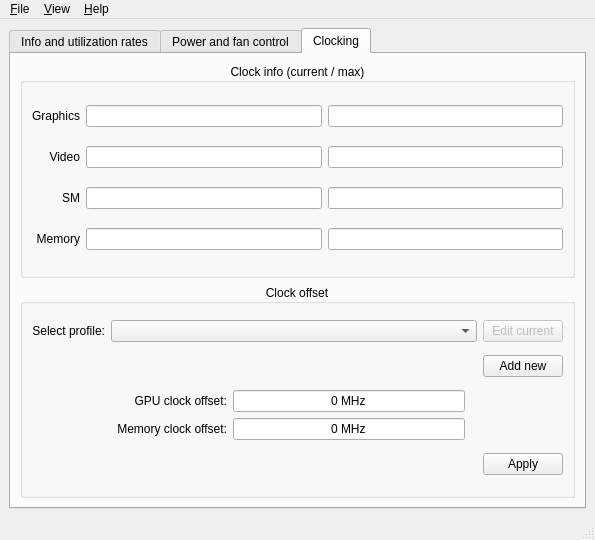
Above: ui/mainwindow.ui from AlexandrAlexeev7119/NvCtrl-linux before the change. Below: the same form after it.
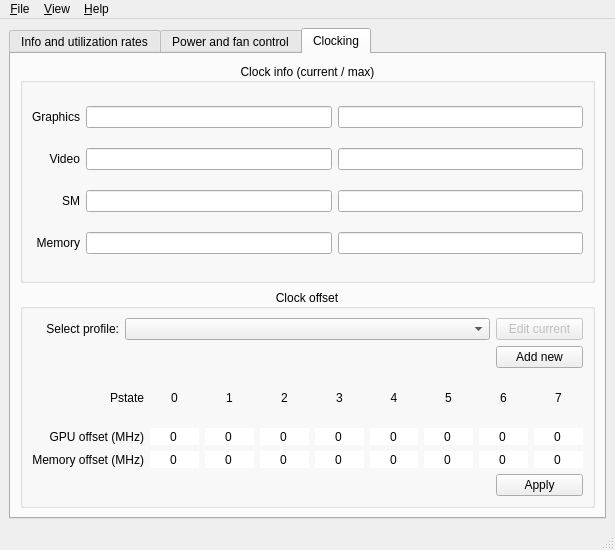
That is the form after the change. The open tabs and pages were chosen to show the change. Icons and pictures are not drawn.

Commit message: added showing clock offset values on mainWindow

The edit to the form file:
```diff
--- a/ui/mainwindow.ui
+++ b/ui/mainwindow.ui
@@ -6,8 +6,8 @@
    <rect>
     <x>0</x>
     <y>0</y>
-    <width>595</width>
-    <height>540</height>
+    <width>615</width>
+    <height>550</height>
    </rect>
   </property>
   <property name="sizePolicy">
@@ -616,6 +616,12 @@
            </item>
            <item row="1" column="0">
             <widget class="QLabel" name="label_select_fan_profile">
+             <property name="sizePolicy">
+              <sizepolicy hsizetype="Preferred" vsizetype="Preferred">
+               <horstretch>0</horstretch>
+               <verstretch>0</verstretch>
+              </sizepolicy>
+             </property>
              <property name="text">
               <string>Select profile:</string>
              </property>
@@ -722,6 +728,716 @@
         <string>Clocking</string>
        </attribute>
        <layout class="QGridLayout" name="gridLayout_9">
+        <item row="1" column="1" colspan="3">
+         <widget class="QGroupBox" name="groupBox">
+          <property name="sizePolicy">
+           <sizepolicy hsizetype="Minimum" vsizetype="Preferred">
+            <horstretch>0</horstretch>
+            <verstretch>0</verstretch>
+           </sizepolicy>
+          </property>
+          <property name="title">
+           <string>Clock offset</string>
+          </property>
+          <property name="alignment">
+           <set>Qt::AlignCenter</set>
+          </property>
+          <layout class="QGridLayout" name="gridLayout_8">
+           <item row="2" column="5">
+            <widget class="QPushButton" name="pushButton_add_new_clock_offset_profile">
+             <property name="sizePolicy">
+              <sizepolicy hsizetype="Preferred" vsizetype="Fixed">
+               <horstretch>0</horstretch>
+               <verstretch>0</verstretch>
+              </sizepolicy>
+             </property>
+             <property name="text">
+              <string>Add new</string>
+             </property>
+            </widget>
+           </item>
+           <item row="1" column="5">
+            <widget class="QPushButton" name="pushButton_edit_current_clock_offset_profile">
+             <property name="enabled">
+              <bool>false</bool>
+             </property>
+             <property name="sizePolicy">
+              <sizepolicy hsizetype="Preferred" vsizetype="Fixed">
+               <horstretch>0</horstretch>
+               <verstretch>0</verstretch>
+              </sizepolicy>
+             </property>
+             <property name="text">
+              <string>Edit current</string>
+             </property>
+            </widget>
+           </item>
+           <item row="1" column="1" colspan="4">
+            <widget class="QComboBox" name="comboBox_select_clock_offset_profile"/>
+           </item>
+           <item row="1" column="0">
+            <widget class="QLabel" name="label_select_clock_offset_profile">
+             <property name="sizePolicy">
+              <sizepolicy hsizetype="Preferred" vsizetype="Preferred">
+               <horstretch>0</horstretch>
+               <verstretch>0</verstretch>
+              </sizepolicy>
+             </property>
+             <property name="text">
+              <string>Select profile:</string>
+             </property>
+             <property name="alignment">
+              <set>Qt::AlignRight|Qt::AlignTrailing|Qt::AlignVCenter</set>
+             </property>
+            </widget>
+           </item>
+           <item row="3" column="0" rowspan="4" colspan="6">
+            <layout class="QGridLayout" name="gridLayout_applying_offsets">
+             <item row="1" column="0">
+              <widget class="QLabel" name="label_current_gpu_clock_offset">
+               <property name="sizePolicy">
+                <sizepolicy hsizetype="MinimumExpanding" vsizetype="Preferred">
+                 <horstretch>0</horstretch>
+                 <verstretch>0</verstretch>
+                </sizepolicy>
+               </property>
+               <property name="text">
+                <string>GPU offset (MHz)</string>
+               </property>
+               <property name="alignment">
+                <set>Qt::AlignRight|Qt::AlignTrailing|Qt::AlignVCenter</set>
+               </property>
+              </widget>
+             </item>
+             <item row="0" column="1">
+              <widget class="QLabel" name="label_pstate0">
+               <property name="sizePolicy">
+                <sizepolicy hsizetype="MinimumExpanding" vsizetype="Preferred">
+                 <horstretch>0</horstretch>
+                 <verstretch>0</verstretch>
+                </sizepolicy>
+               </property>
+               <property name="text">
+                <string>0</string>
+               </property>
+               <property name="alignment">
+                <set>Qt::AlignCenter</set>
+               </property>
+              </widget>
+             </item>
+             <item row="1" column="4">
+              <widget class="QSpinBox" name="spinBox_pstate3_gpu_offset">
+               <property name="sizePolicy">
+                <sizepolicy hsizetype="MinimumExpanding" vsizetype="Fixed">
+                 <horstretch>0</horstretch>
+                 <verstretch>0</verstretch>
+                </sizepolicy>
+               </property>
+               <property name="frame">
+                <bool>false</bool>
+               </property>
+               <property name="alignment">
+                <set>Qt::AlignCenter</set>
+               </property>
+               <property name="readOnly">
+                <bool>true</bool>
+               </property>
+               <property name="buttonSymbols">
+                <enum>QAbstractSpinBox::NoButtons</enum>
+               </property>
+               <property name="minimum">
+                <number>-200</number>
+               </property>
+               <property name="maximum">
+                <number>1000</number>
+               </property>
+              </widget>
+             </item>
+             <item row="2" column="0">
+              <widget class="QLabel" name="label_current_mem_clock_offset">
+               <property name="sizePolicy">
+                <sizepolicy hsizetype="MinimumExpanding" vsizetype="Preferred">
+                 <horstretch>0</horstretch>
+                 <verstretch>0</verstretch>
+                </sizepolicy>
+               </property>
+               <property name="text">
+                <string>Memory offset (MHz)</string>
+               </property>
+               <property name="alignment">
+                <set>Qt::AlignRight|Qt::AlignTrailing|Qt::AlignVCenter</set>
+               </property>
+              </widget>
+             </item>
+             <item row="1" column="3">
+              <widget class="QSpinBox" name="spinBox_pstate2_gpu_offset">
+               <property name="sizePolicy">
+                <sizepolicy hsizetype="MinimumExpanding" vsizetype="Fixed">
+                 <horstretch>0</horstretch>
+                 <verstretch>0</verstretch>
+                </sizepolicy>
+               </property>
+               <property name="frame">
+                <bool>false</bool>
+               </property>
+               <property name="alignment">
+                <set>Qt::AlignCenter</set>
+               </property>
+               <property name="readOnly">
+                <bool>true</bool>
+               </property>
+               <property name="buttonSymbols">
+                <enum>QAbstractSpinBox::NoButtons</enum>
+               </property>
+               <property name="minimum">
+                <number>-200</number>
+               </property>
+               <property name="maximum">
+                <number>1000</number>
+               </property>
+              </widget>
+             </item>
+             <item row="1" column="2">
+              <widget class="QSpinBox" name="spinBox_pstate1_gpu_offset">
+               <property name="sizePolicy">
+                <sizepolicy hsizetype="MinimumExpanding" vsizetype="Fixed">
+                 <horstretch>0</horstretch>
+                 <verstretch>0</verstretch>
+                </sizepolicy>
+               </property>
+               <property name="frame">
+                <bool>false</bool>
+               </property>
+               <property name="alignment">
+                <set>Qt::AlignCenter</set>
+               </property>
+               <property name="readOnly">
+                <bool>true</bool>
+               </property>
+               <property name="buttonSymbols">
+                <enum>QAbstractSpinBox::NoButtons</enum>
+               </property>
+               <property name="minimum">
+                <number>-200</number>
+               </property>
+               <property name="maximum">
+                <number>1000</number>
+               </property>
+              </widget>
+             </item>
+             <item row="0" column="0">
+              <widget class="QLabel" name="label_pstate">
+               <property name="sizePolicy">
+                <sizepolicy hsizetype="MinimumExpanding" vsizetype="Preferred">
+                 <horstretch>0</horstretch>
+                 <verstretch>0</verstretch>
+                </sizepolicy>
+               </property>
+               <property name="text">
+                <string>Pstate</string>
+               </property>
+               <property name="alignment">
+                <set>Qt::AlignRight|Qt::AlignTrailing|Qt::AlignVCenter</set>
+               </property>
+              </widget>
+             </item>
+             <item row="1" column="7">
+              <widget class="QSpinBox" name="spinBox_pstate6_gpu_offset">
+               <property name="sizePolicy">
+                <sizepolicy hsizetype="MinimumExpanding" vsizetype="Fixed">
+                 <horstretch>0</horstretch>
+                 <verstretch>0</verstretch>
+                </sizepolicy>
+               </property>
+               <property name="frame">
+                <bool>false</bool>
+               </property>
+               <property name="alignment">
+                <set>Qt::AlignCenter</set>
+               </property>
+               <property name="readOnly">
+                <bool>true</bool>
+               </property>
+               <property name="buttonSymbols">
+                <enum>QAbstractSpinBox::NoButtons</enum>
+               </property>
+               <property name="minimum">
+                <number>-200</number>
+               </property>
+               <property name="maximum">
+                <number>1000</number>
+               </property>
+              </widget>
+             </item>
+             <item row="1" column="6">
+              <widget class="QSpinBox" name="spinBox_pstate5_gpu_offset">
+               <property name="sizePolicy">
+                <sizepolicy hsizetype="MinimumExpanding" vsizetype="Fixed">
+                 <horstretch>0</horstretch>
+                 <verstretch>0</verstretch>
+                </sizepolicy>
+               </property>
+               <property name="frame">
+                <bool>false</bool>
+               </property>
+               <property name="alignment">
+                <set>Qt::AlignCenter</set>
+               </property>
+               <property name="readOnly">
+                <bool>true</bool>
+               </property>
+               <property name="buttonSymbols">
+                <enum>QAbstractSpinBox::NoButtons</enum>
+               </property>
+               <property name="minimum">
+                <number>-200</number>
+               </property>
+               <property name="maximum">
+                <number>1000</number>
+               </property>
+              </widget>
+             </item>
+             <item row="1" column="1">
+              <widget class="QSpinBox" name="spinBox_pstate0_gpu_offset">
+               <property name="sizePolicy">
+                <sizepolicy hsizetype="MinimumExpanding" vsizetype="Fixed">
+                 <horstretch>0</horstretch>
+                 <verstretch>0</verstretch>
+                </sizepolicy>
+               </property>
+               <property name="frame">
+                <bool>false</bool>
+               </property>
+               <property name="alignment">
+                <set>Qt::AlignCenter</set>
+               </property>
+               <property name="readOnly">
+                <bool>true</bool>
+               </property>
+               <property name="buttonSymbols">
+                <enum>QAbstractSpinBox::NoButtons</enum>
+               </property>
+               <property name="minimum">
+                <number>-200</number>
+               </property>
+               <property name="maximum">
+                <number>1000</number>
+               </property>
+              </widget>
+             </item>
+             <item row="1" column="5">
+              <widget class="QSpinBox" name="spinBox_pstate4_gpu_offset">
+               <property name="sizePolicy">
+                <sizepolicy hsizetype="MinimumExpanding" vsizetype="Fixed">
+                 <horstretch>0</horstretch>
+                 <verstretch>0</verstretch>
+                </sizepolicy>
+               </property>
+               <property name="frame">
+                <bool>false</bool>
+               </property>
+               <property name="alignment">
+                <set>Qt::AlignCenter</set>
+               </property>
+               <property name="readOnly">
+                <bool>true</bool>
+               </property>
+               <property name="buttonSymbols">
+                <enum>QAbstractSpinBox::NoButtons</enum>
+               </property>
+               <property name="minimum">
+                <number>-200</number>
+               </property>
+               <property name="maximum">
+                <number>1000</number>
+               </property>
+              </widget>
+             </item>
+             <item row="1" column="8">
+              <widget class="QSpinBox" name="spinBox_pstate7_gpu_offset">
+               <property name="sizePolicy">
+                <sizepolicy hsizetype="MinimumExpanding" vsizetype="Fixed">
+                 <horstretch>0</horstretch>
+                 <verstretch>0</verstretch>
+                </sizepolicy>
+               </property>
+               <property name="frame">
+                <bool>false</bool>
+               </property>
+               <property name="alignment">
+                <set>Qt::AlignCenter</set>
+               </property>
+               <property name="readOnly">
+                <bool>true</bool>
+               </property>
+               <property name="buttonSymbols">
+                <enum>QAbstractSpinBox::NoButtons</enum>
+               </property>
+               <property name="minimum">
+                <number>-200</number>
+               </property>
+               <property name="maximum">
+                <number>1000</number>
+               </property>
+              </widget>
+             </item>
+             <item row="0" column="2">
+              <widget class="QLabel" name="label_pstate1">
+               <property name="sizePolicy">
+                <sizepolicy hsizetype="MinimumExpanding" vsizetype="Preferred">
+                 <horstretch>0</horstretch>
+                 <verstretch>0</verstretch>
+                </sizepolicy>
+               </property>
+               <property name="text">
+                <string>1</string>
+               </property>
+               <property name="alignment">
+                <set>Qt::AlignCenter</set>
+               </property>
+              </widget>
+             </item>
+             <item row="0" column="3">
+              <widget class="QLabel" name="label_pstate2">
+               <property name="sizePolicy">
+                <sizepolicy hsizetype="MinimumExpanding" vsizetype="Preferred">
+                 <horstretch>0</horstretch>
+                 <verstretch>0</verstretch>
+                </sizepolicy>
+               </property>
+               <property name="text">
+                <string>2</string>
+               </property>
+               <property name="alignment">
+                <set>Qt::AlignCenter</set>
+               </property>
+              </widget>
+             </item>
+             <item row="0" column="4">
+              <widget class="QLabel" name="label_pstate3">
+               <property name="sizePolicy">
+                <sizepolicy hsizetype="MinimumExpanding" vsizetype="Preferred">
+                 <horstretch>0</horstretch>
+                 <verstretch>0</verstretch>
+                </sizepolicy>
+               </property>
+               <property name="text">
+                <string>3</string>
+               </property>
+               <property name="alignment">
+                <set>Qt::AlignCenter</set>
+               </property>
+              </widget>
+             </item>
+             <item row="0" column="5">
+              <widget class="QLabel" name="label_pstate4">
+               <property name="sizePolicy">
+                <sizepolicy hsizetype="MinimumExpanding" vsizetype="Preferred">
+                 <horstretch>0</horstretch>
+                 <verstretch>0</verstretch>
+                </sizepolicy>
+               </property>
+               <property name="text">
+                <string>4</string>
+               </property>
+               <property name="alignment">
+                <set>Qt::AlignCenter</set>
+               </property>
+              </widget>
+             </item>
+             <item row="0" column="6">
+              <widget class="QLabel" name="label_pstate5">
+               <property name="sizePolicy">
+                <sizepolicy hsizetype="MinimumExpanding" vsizetype="Preferred">
+                 <horstretch>0</horstretch>
+                 <verstretch>0</verstretch>
+                </sizepolicy>
+               </property>
+               <property name="text">
+                <string>5</string>
+               </property>
+               <property name="alignment">
+                <set>Qt::AlignCenter</set>
+               </property>
+              </widget>
+             </item>
+             <item row="0" column="7">
+              <widget class="QLabel" name="label_pstate6">
+               <property name="sizePolicy">
+                <sizepolicy hsizetype="MinimumExpanding" vsizetype="Preferred">
+                 <horstretch>0</horstretch>
+                 <verstretch>0</verstretch>
+                </sizepolicy>
+               </property>
+               <property name="text">
+                <string>6</string>
+               </property>
+               <property name="alignment">
+                <set>Qt::AlignCenter</set>
+               </property>
+              </widget>
+             </item>
+             <item row="0" column="8">
+              <widget class="QLabel" name="label_pstate7">
+               <property name="sizePolicy">
+                <sizepolicy hsizetype="MinimumExpanding" vsizetype="Preferred">
+                 <horstretch>0</horstretch>
+                 <verstretch>0</verstretch>
+                </sizepolicy>
+               </property>
+               <property name="text">
+                <string>7</string>
+               </property>
+               <property name="alignment">
+                <set>Qt::AlignCenter</set>
+               </property>
+              </widget>
+             </item>
+             <item row="2" column="1">
+              <widget class="QSpinBox" name="spinBox_pstate0_mem_offset">
+               <property name="sizePolicy">
+                <sizepolicy hsizetype="MinimumExpanding" vsizetype="Fixed">
+                 <horstretch>0</horstretch>
+                 <verstretch>0</verstretch>
+                </sizepolicy>
+               </property>
+               <property name="frame">
+                <bool>false</bool>
+               </property>
+               <property name="alignment">
+                <set>Qt::AlignCenter</set>
+               </property>
+               <property name="readOnly">
+                <bool>true</bool>
+               </property>
+               <property name="buttonSymbols">
+                <enum>QAbstractSpinBox::NoButtons</enum>
+               </property>
+               <property name="minimum">
+                <number>-1000</number>
+               </property>
+               <property name="maximum">
+                <number>1000</number>
+               </property>
+              </widget>
+             </item>
+             <item row="2" column="2">
+              <widget class="QSpinBox" name="spinBox_pstate1_mem_offset">
+               <property name="sizePolicy">
+                <sizepolicy hsizetype="MinimumExpanding" vsizetype="Fixed">
+                 <horstretch>0</horstretch>
+                 <verstretch>0</verstretch>
+                </sizepolicy>
+               </property>
+               <property name="frame">
+                <bool>false</bool>
+               </property>
+               <property name="alignment">
+                <set>Qt::AlignCenter</set>
+               </property>
+               <property name="readOnly">
+                <bool>true</bool>
+               </property>
+               <property name="buttonSymbols">
+                <enum>QAbstractSpinBox::NoButtons</enum>
+               </property>
+               <property name="minimum">
+                <number>-1000</number>
+               </property>
+               <property name="maximum">
+                <number>1000</number>
+               </property>
+              </widget>
+             </item>
+             <item row="2" column="3">
+              <widget class="QSpinBox" name="spinBox_pstate2_mem_offset">
+               <property name="sizePolicy">
+                <sizepolicy hsizetype="MinimumExpanding" vsizetype="Fixed">
+                 <horstretch>0</horstretch>
+                 <verstretch>0</verstretch>
+                </sizepolicy>
+               </property>
+               <property name="frame">
+                <bool>false</bool>
+               </property>
+               <property name="alignment">
+                <set>Qt::AlignCenter</set>
+               </property>
+               <property name="readOnly">
+                <bool>true</bool>
+               </property>
+               <property name="buttonSymbols">
+                <enum>QAbstractSpinBox::NoButtons</enum>
+               </property>
+               <property name="minimum">
+                <number>-1000</number>
+               </property>
+               <property name="maximum">
+                <number>1000</number>
+               </property>
+              </widget>
+             </item>
+             <item row="2" column="4">
+              <widget class="QSpinBox" name="spinBox_pstate3_mem_offset">
+               <property name="sizePolicy">
+                <sizepolicy hsizetype="MinimumExpanding" vsizetype="Fixed">
+                 <horstretch>0</horstretch>
+                 <verstretch>0</verstretch>
+                </sizepolicy>
+               </property>
+               <property name="frame">
+                <bool>false</bool>
+               </property>
+               <property name="alignment">
+                <set>Qt::AlignCenter</set>
+               </property>
+               <property name="readOnly">
+                <bool>true</bool>
+               </property>
+               <property name="buttonSymbols">
+                <enum>QAbstractSpinBox::NoButtons</enum>
+               </property>
+               <property name="minimum">
+                <number>-1000</number>
+               </property>
+               <property name="maximum">
+                <number>1000</number>
+               </property>
+              </widget>
+             </item>
+             <item row="2" column="5">
+              <widget class="QSpinBox" name="spinBox_pstate4_mem_offset">
+               <property name="sizePolicy">
+                <sizepolicy hsizetype="MinimumExpanding" vsizetype="Fixed">
+                 <horstretch>0</horstretch>
+                 <verstretch>0</verstretch>
+                </sizepolicy>
+               </property>
+               <property name="frame">
+                <bool>false</bool>
+               </property>
+               <property name="alignment">
+                <set>Qt::AlignCenter</set>
+               </property>
+               <property name="readOnly">
+                <bool>true</bool>
+               </property>
+               <property name="buttonSymbols">
+                <enum>QAbstractSpinBox::NoButtons</enum>
+               </property>
+               <property name="minimum">
+                <number>-1000</number>
+               </property>
+               <property name="maximum">
+                <number>1000</number>
+               </property>
+              </widget>
+             </item>
+             <item row="2" column="6">
+              <widget class="QSpinBox" name="spinBox_pstate5_mem_offset">
+               <property name="sizePolicy">
+                <sizepolicy hsizetype="MinimumExpanding" vsizetype="Fixed">
+                 <horstretch>0</horstretch>
+                 <verstretch>0</verstretch>
+                </sizepolicy>
+               </property>
+               <property name="frame">
+                <bool>false</bool>
+               </property>
+               <property name="alignment">
+                <set>Qt::AlignCenter</set>
+               </property>
+               <property name="readOnly">
+                <bool>true</bool>
+               </property>
+               <property name="buttonSymbols">
+                <enum>QAbstractSpinBox::NoButtons</enum>
+               </property>
+               <property name="minimum">
+                <number>-1000</number>
+               </property>
+               <property name="maximum">
+                <number>1000</number>
+               </property>
+              </widget>
+             </item>
+             <item row="2" column="7">
+              <widget class="QSpinBox" name="spinBox_pstate6_mem_offset">
+               <property name="sizePolicy">
+                <sizepolicy hsizetype="MinimumExpanding" vsizetype="Fixed">
+                 <horstretch>0</horstretch>
+                 <verstretch>0</verstretch>
+                </sizepolicy>
+               </property>
+               <property name="frame">
+                <bool>false</bool>
+               </property>
+               <property name="alignment">
+                <set>Qt::AlignCenter</set>
+               </property>
+               <property name="readOnly">
+                <bool>true</bool>
+               </property>
+               <property name="buttonSymbols">
+                <enum>QAbstractSpinBox::NoButtons</enum>
+               </property>
+               <property name="minimum">
+                <number>-1000</number>
+               </property>
+               <property name="maximum">
+                <number>1000</number>
+               </property>
+              </widget>
+             </item>
+             <item row="2" column="8">
+              <widget class="QSpinBox" name="spinBox_pstate7_mem_offset">
+               <property name="sizePolicy">
+                <sizepolicy hsizetype="MinimumExpanding" vsizetype="Fixed">
+                 <horstretch>0</horstretch>
+                 <verstretch>0</verstretch>
+                </sizepolicy>
+               </property>
+               <property name="frame">
+                <bool>false</bool>
+               </property>
+               <property name="alignment">
+                <set>Qt::AlignCenter</set>
+               </property>
+               <property name="readOnly">
+                <bool>true</bool>
+               </property>
+               <property name="buttonSymbols">
+                <enum>QAbstractSpinBox::NoButtons</enum>
+               </property>
+               <property name="minimum">
+                <number>-1000</number>
+               </property>
+               <property name="maximum">
+                <number>1000</number>
+               </property>
+              </widget>
+             </item>
+            </layout>
+           </item>
+           <item row="7" column="5">
+            <widget class="QPushButton" name="pushButton_apply_clock_offset">
+             <property name="enabled">
+              <bool>true</bool>
+             </property>
+             <property name="sizePolicy">
+              <sizepolicy hsizetype="Preferred" vsizetype="Fixed">
+               <horstretch>0</horstretch>
+               <verstretch>0</verstretch>
+              </sizepolicy>
+             </property>
+             <property name="text">
+              <string>Apply</string>
+             </property>
+            </widget>
+           </item>
+          </layout>
+         </widget>
+        </item>
         <item row="0" column="1" colspan="3">
          <widget class="QGroupBox" name="groupBox_clock_info">
           <property name="title">
@@ -731,8 +1447,8 @@
            <set>Qt::AlignCenter</set>
           </property>
           <layout class="QGridLayout" name="gridLayout_5">
-           <item row="1" column="1">
-            <widget class="QLineEdit" name="lineEdit_video_clock_current">
+           <item row="0" column="1">
+            <widget class="QLineEdit" name="lineEdit_graphics_clock_current">
              <property name="frame">
               <bool>true</bool>
              </property>
@@ -744,6 +1460,16 @@
              </property>
             </widget>
            </item>
+           <item row="2" column="0">
+            <widget class="QLabel" name="label_sm_clock">
+             <property name="text">
+              <string>SM</string>
+             </property>
+             <property name="alignment">
+              <set>Qt::AlignRight|Qt::AlignTrailing|Qt::AlignVCenter</set>
+             </property>
+            </widget>
+           </item>
            <item row="1" column="0">
             <widget class="QLabel" name="label_video_clock">
              <property name="text">
@@ -767,8 +1493,8 @@
              </property>
             </widget>
            </item>
-           <item row="2" column="2">
-            <widget class="QLineEdit" name="lineEdit_sm_clock_max">
+           <item row="0" column="2">
+            <widget class="QLineEdit" name="lineEdit_graphics_clock_max">
              <property name="frame">
               <bool>true</bool>
              </property>
@@ -790,8 +1516,8 @@
              </property>
             </widget>
            </item>
-           <item row="1" column="2">
-            <widget class="QLineEdit" name="lineEdit_video_clock_max">
+           <item row="1" column="1">
+            <widget class="QLineEdit" name="lineEdit_video_clock_current">
              <property name="frame">
               <bool>true</bool>
              </property>
@@ -813,21 +1539,8 @@
              </property>
             </widget>
            </item>
-           <item row="0" column="1">
-            <widget class="QLineEdit" name="lineEdit_graphics_clock_current">
-             <property name="frame">
-              <bool>true</bool>
-             </property>
-             <property name="alignment">
-              <set>Qt::AlignCenter</set>
-             </property>
-             <property name="readOnly">
-              <bool>true</bool>
-             </property>
-            </widget>
-           </item>
-           <item row="3" column="2">
-            <widget class="QLineEdit" name="lineEdit_memory_clock_max">
+           <item row="2" column="2">
+            <widget class="QLineEdit" name="lineEdit_sm_clock_max">
              <property name="frame">
               <bool>true</bool>
              </property>
@@ -852,18 +1565,8 @@
              </property>
             </widget>
            </item>
-           <item row="2" column="0">
-            <widget class="QLabel" name="label_sm_clock">
-             <property name="text">
-              <string>SM</string>
-             </property>
-             <property name="alignment">
-              <set>Qt::AlignRight|Qt::AlignTrailing|Qt::AlignVCenter</set>
-             </property>
-            </widget>
-           </item>
-           <item row="0" column="2">
-            <widget class="QLineEdit" name="lineEdit_graphics_clock_max">
+           <item row="1" column="2">
+            <widget class="QLineEdit" name="lineEdit_video_clock_max">
              <property name="frame">
               <bool>true</bool>
              </property>
@@ -875,114 +1578,19 @@
              </property>
             </widget>
            </item>
-          </layout>
-         </widget>
-        </item>
-        <item row="1" column="1" colspan="3">
-         <widget class="QGroupBox" name="groupBox">
-          <property name="title">
-           <string>Clock offset</string>
-          </property>
-          <property name="alignment">
-           <set>Qt::AlignCenter</set>
-          </property>
-          <layout class="QGridLayout" name="gridLayout_8">
-           <item row="4" column="5">
-            <widget class="QPushButton" name="pushButton_apply_clock_offset">
-             <property name="enabled">
+           <item row="3" column="2">
+            <widget class="QLineEdit" name="lineEdit_memory_clock_max">
+             <property name="frame">
               <bool>true</bool>
              </property>
-             <property name="text">
-              <string>Apply</string>
-             </property>
-            </widget>
-           </item>
-           <item row="0" column="5">
-            <widget class="QPushButton" name="pushButton_edit_current_clock_offset_profile">
-             <property name="enabled">
-              <bool>false</bool>
-             </property>
-             <property name="text">
-              <string>Edit current</string>
-             </property>
-            </widget>
-           </item>
-           <item row="0" column="0">
-            <widget class="QLabel" name="label_select_clock_offset_profile">
-             <property name="text">
-              <string>Select profile:</string>
-             </property>
              <property name="alignment">
-              <set>Qt::AlignRight|Qt::AlignTrailing|Qt::AlignVCenter</set>
+              <set>Qt::AlignCenter</set>
              </property>
-            </widget>
-           </item>
-           <item row="0" column="1" colspan="4">
-            <widget class="QComboBox" name="comboBox_select_clock_offset_profile"/>
-           </item>
-           <item row="1" column="5">
-            <widget class="QPushButton" name="pushButton_add_new_clock_offset_profile">
-             <property name="text">
-              <string>Add new</string>
+             <property name="readOnly">
+              <bool>true</bool>
              </property>
             </widget>
            </item>
-           <item row="2" column="2">
-            <layout class="QGridLayout" name="gridLayout_11">
-             <item row="0" column="1">
-              <widget class="QLineEdit" name="lineEdit_current_gpu_clock_offset">
-               <property name="text">
-                <string>0 MHz</string>
-               </property>
-               <property name="frame">
-                <bool>true</bool>
-               </property>
-               <property name="alignment">
-                <set>Qt::AlignCenter</set>
-               </property>
-               <property name="readOnly">
-                <bool>true</bool>
-               </property>
-              </widget>
-             </item>
-             <item row="0" column="0">
-              <widget class="QLabel" name="label_current_gpu_clock_offset">
-               <property name="text">
-                <string>GPU clock offset:</string>
-               </property>
-               <property name="alignment">
-                <set>Qt::AlignRight|Qt::AlignTrailing|Qt::AlignVCenter</set>
-               </property>
-              </widget>
-             </item>
-             <item row="1" column="0">
-              <widget class="QLabel" name="label_current_mem_clock_offset">
-               <property name="text">
-                <string>Memory clock offset:</string>
-               </property>
-               <property name="alignment">
-                <set>Qt::AlignRight|Qt::AlignTrailing|Qt::AlignVCenter</set>
-               </property>
-              </widget>
-             </item>
-             <item row="1" column="1">
-              <widget class="QLineEdit" name="lineEdit_current_mem_clock_offset">
-               <property name="text">
-                <string>0 MHz</string>
-               </property>
-               <property name="frame">
-                <bool>true</bool>
-               </property>
-               <property name="alignment">
-                <set>Qt::AlignCenter</set>
-               </property>
-               <property name="readOnly">
-                <bool>true</bool>
-               </property>
-              </widget>
-             </item>
-            </layout>
-           </item>
           </layout>
          </widget>
         </item>
@@ -997,7 +1605,7 @@
     <rect>
      <x>0</x>
      <y>0</y>
-     <width>595</width>
+     <width>615</width>
      <height>22</height>
     </rect>
    </property>
```
The commit also changes 1 other file.
